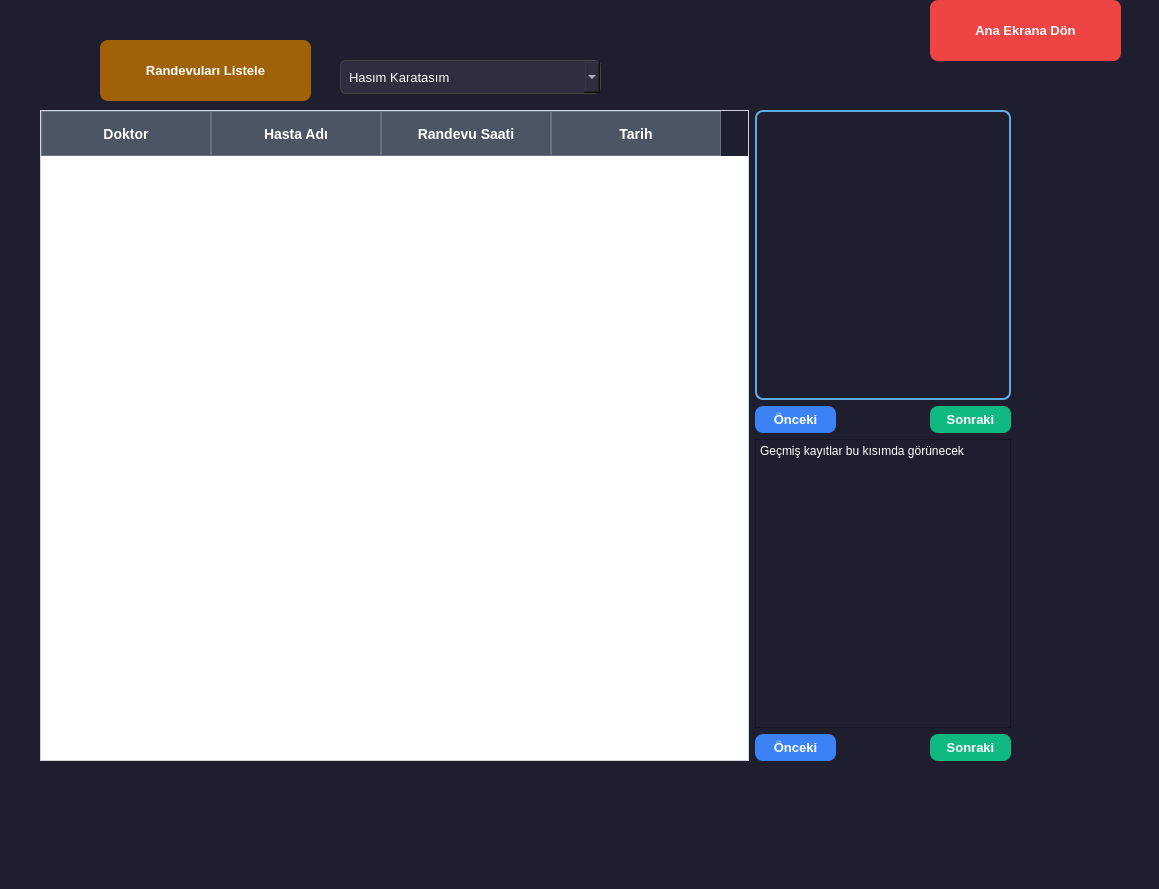
The window that src/randevular.ui (vy-randevu-yonetim-sistemi/randevu-yonetim-sistemi) describes before a commit, drawn with Qt 5.
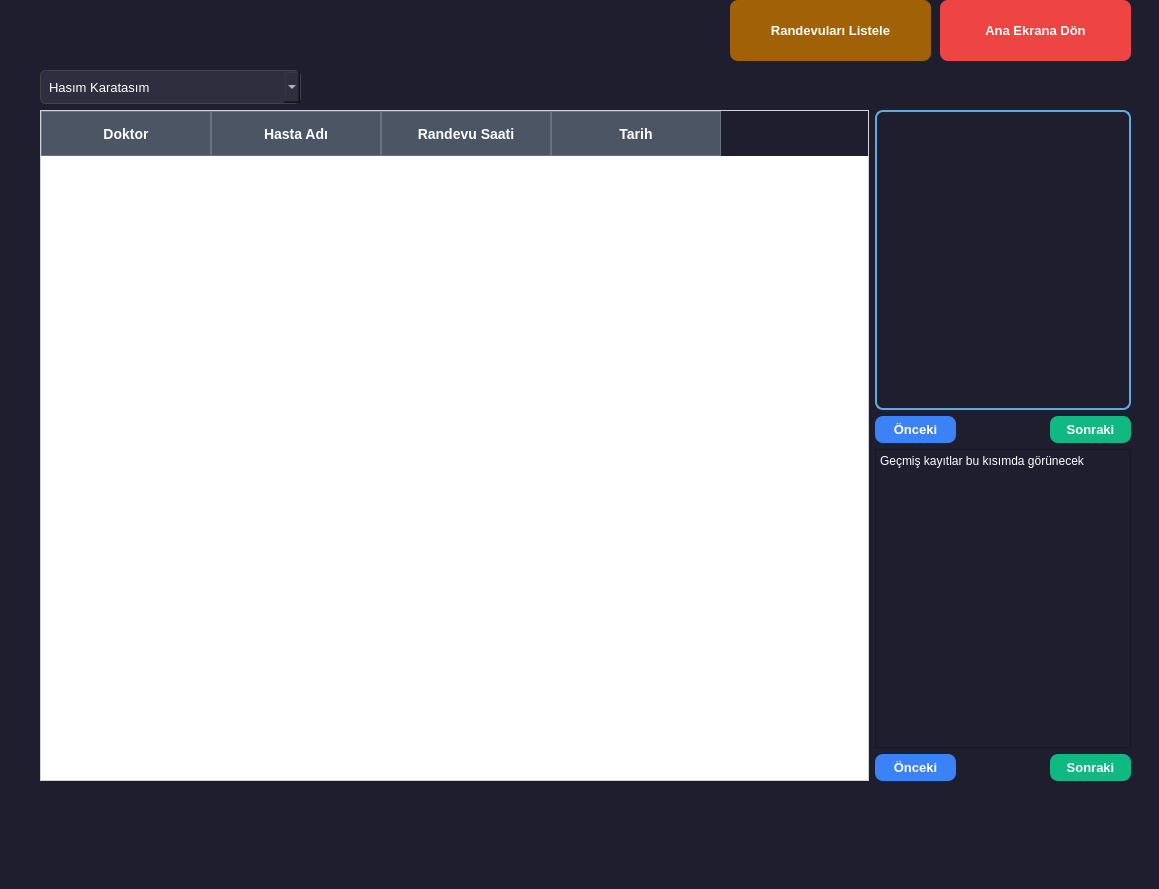
The same window after the commit.

Commit message: randevusyfdüzen

```diff
--- a/src/randevular.ui
+++ b/src/randevular.ui
@@ -34,8 +34,8 @@
      <rect>
       <x>40</x>
       <y>110</y>
-      <width>971</width>
-      <height>651</height>
+      <width>1091</width>
+      <height>671</height>
      </rect>
     </property>
     <layout class="QGridLayout" name="gridLayout">
@@ -285,9 +285,9 @@
    <widget class="QPushButton" name="btnAnaSayfa">
     <property name="geometry">
      <rect>
-      <x>100</x>
-      <y>40</y>
-      <width>211</width>
+      <x>730</x>
+      <y>0</y>
+      <width>201</width>
       <height>61</height>
      </rect>
     </property>
@@ -312,8 +312,8 @@
    <widget class="QComboBox" name="comboBoxDoktor">
     <property name="geometry">
      <rect>
-      <x>340</x>
-      <y>60</y>
+      <x>40</x>
+      <y>70</y>
       <width>261</width>
       <height>34</height>
      </rect>
@@ -368,7 +368,7 @@
    <widget class="QPushButton" name="pushButton_3">
     <property name="geometry">
      <rect>
-      <x>930</x>
+      <x>940</x>
       <y>0</y>
       <width>191</width>
       <height>61</height>
```
The commit also changes 1 other file.
